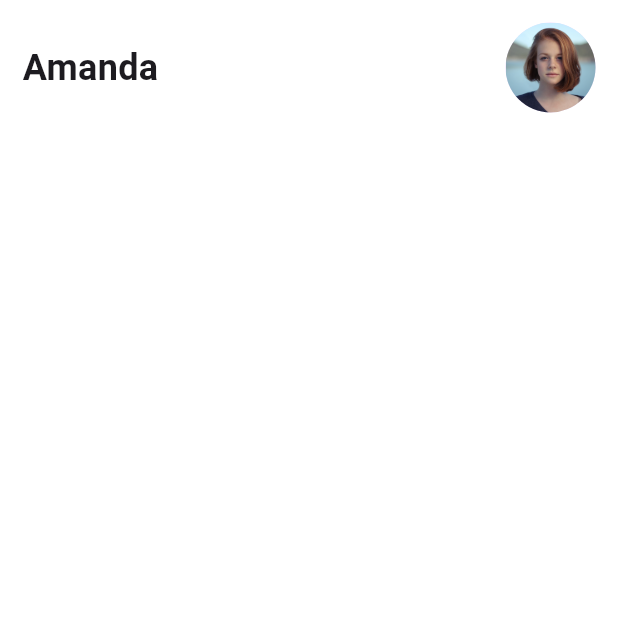
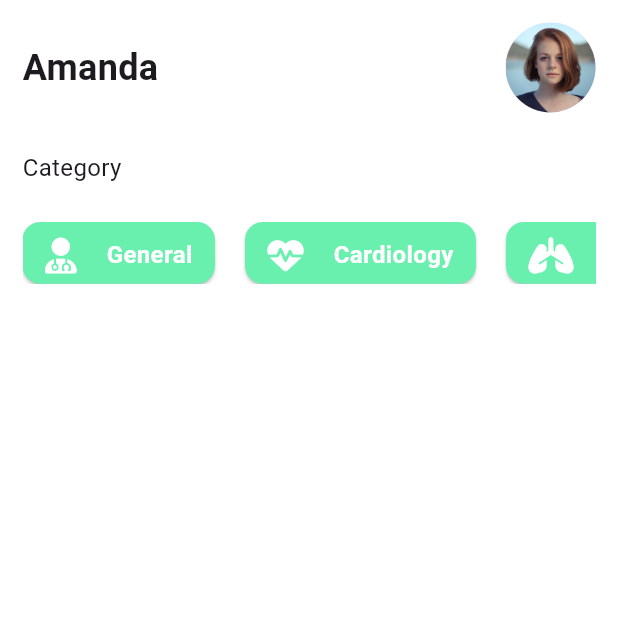
Before and after one commit to InvestUz/doctor_app, a Flutter app: the HomePage screen opened directly, on a phone screen of 412 x 824 dp, the top half of it. Run offline on Flutter 3.47's test engine with Material 3 defaults, Android fonts, the phone set to English and light mode, and no system bars; our stand-ins replace font_awesome_flutter.

Commit message:
categories has been fetched using map

```diff
--- a/lib/screens/home_page.dart
+++ b/lib/screens/home_page.dart
@@ -1,5 +1,6 @@
 import 'package:doctor_app/utils/config.dart';
 import 'package:flutter/material.dart';
+import 'package:font_awesome_flutter/font_awesome_flutter.dart';
 
 class HomePage extends StatefulWidget {
   const HomePage({super.key});
@@ -9,11 +10,20 @@ class HomePage extends StatefulWidget {
 }
 
 class HomePageState extends State<HomePage> {
+  List<Map<String, dynamic>> medCat = [
+    {"icon": FontAwesomeIcons.userDoctor, "category": "General"},
+    {"icon": FontAwesomeIcons.heartPulse, "category": "Cardiology"},
+    {"icon": FontAwesomeIcons.lungs, "category": "Respirations"},
+    {"icon": FontAwesomeIcons.hand, "category": "Dermatology"},
+    {"icon": FontAwesomeIcons.personPregnant, "category": "Gynecology"},
+    {"icon": FontAwesomeIcons.teeth, "category": "Dental"},
+  ];
+
   @override
   Widget build(BuildContext context) {
     Config().init(context);
 
-    return const Scaffold(
+    return Scaffold(
       body: Padding(
         padding: EdgeInsets.symmetric(
           horizontal: 15,
@@ -40,7 +50,61 @@ class HomePageState extends State<HomePage> {
                     backgroundImage: AssetImage('assets/profile1.jpg'),
                   ))
                 ],
-              )
+              ),
+              Config.spaceSmall,
+              //category listing
+              const Text(
+                'Category',
+                style: TextStyle(
+                  fontSize: 16,
+                ),
+              ),
+              Config.spaceSmall,
+              // fetch categories
+              SizedBox(
+                height: Config.heightSize * 0.05,
+                child: ListView(
+                  scrollDirection: Axis.horizontal,
+                  children: List<Widget>.generate(medCat.length, (index) {
+                    return Card(
+                      margin: const EdgeInsets.only(right: 20),
+                      color: Config.primaryColor,
+                      child: Padding(
+                        padding: const EdgeInsets.symmetric(
+                            horizontal: 15, vertical: 10),
+                        child: Row(
+                          mainAxisAlignment: MainAxisAlignment.spaceAround,
+                          children: <Widget>[
+                            FaIcon(
+                              medCat[index]['icon'],
+                              color: Colors.white,
+                            ),
+                            const SizedBox(
+                              width: 20,
+                            ),
+                            Text(
+                              medCat[index]['category'],
+                              style: const TextStyle(
+                                  fontSize: 16,
+                                  fontWeight: FontWeight.bold,
+                                  color: Colors.white),
+                            )
+                          ],
+                        ),
+                      ),
+                    );
+                  }),
+                ),
+              ),
+              Config.spaceSmall,
+              const Text(
+                'Appintment Today',
+                style: TextStyle(
+                    fontSize: 16,
+                    fontWeight: FontWeight.bold,
+                    color: Colors.white),
+              ),
+              Config.spaceSmall,
             ],
           ),
         ),
```
